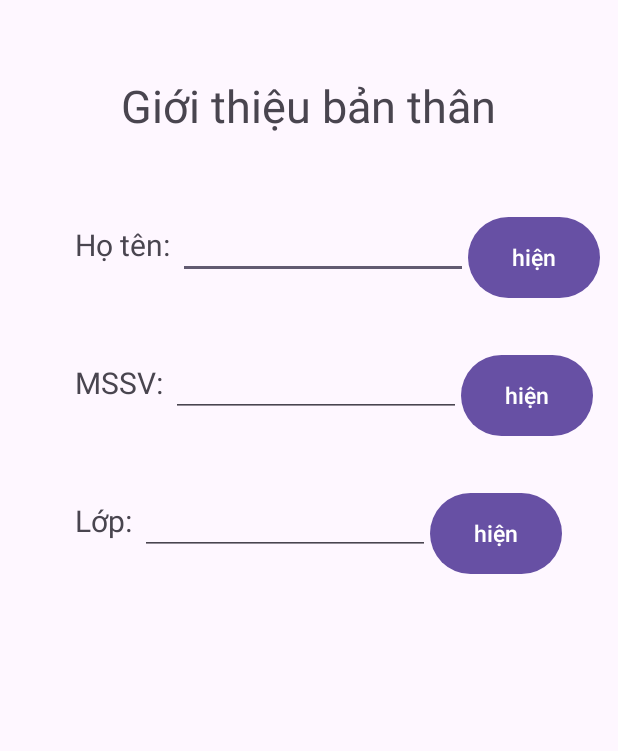
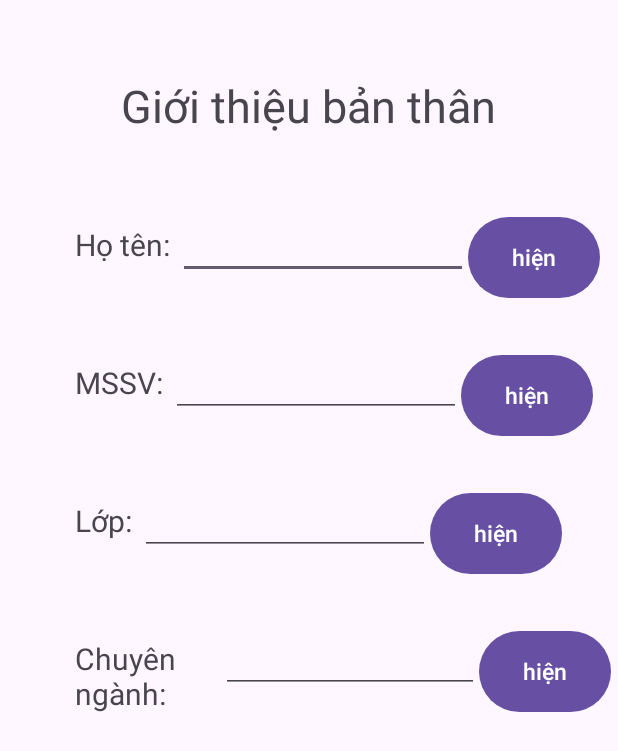
Before and after one commit to NguyenMinhDuc63133738/63133738-AndroidProgramming, an Android app: the screen it shows after launch (MainActivity), on a phone screen of 412 x 824 dp. Shown: the top 751 px of the screen. Run offline under Robolectric (Android 15) with nearby library versions, the phone set to English and light mode, and no system bars.

Commit message:
Update activity_main.xml

```diff
--- a/ThiGK_63133738/Cau3_AppGioiThieu/app/src/main/res/layout/activity_main.xml
+++ b/ThiGK_63133738/Cau3_AppGioiThieu/app/src/main/res/layout/activity_main.xml
@@ -99,4 +99,34 @@
             android:text="hiện"
             android:textSize="15dp" />
     </LinearLayout>
+    <LinearLayout
+        android:layout_width="wrap_content"
+        android:layout_height="wrap_content"
+        android:orientation="horizontal"
+        android:layout_marginTop="30dp">
+
+        <TextView
+            android:layout_width="92dp"
+            android:layout_height="62dp"
+            android:layout_marginLeft="50dp"
+            android:text="Chuyên ngành:"
+            android:textSize="20dp" />
+
+        <EditText
+            android:id="@+id/et_cn"
+            android:layout_width="172dp"
+            android:layout_height="wrap_content"
+            android:layout_marginLeft="5dp"
+            android:textSize="15dp" />
+
+        <Button
+            android:id="@+id/btn_cn"
+            android:layout_width="wrap_content"
+            android:layout_height="match_parent"
+            android:text="hiện"
+            android:textSize="15dp" />
+    </LinearLayout>
+
+
+
 </LinearLayout>
```
